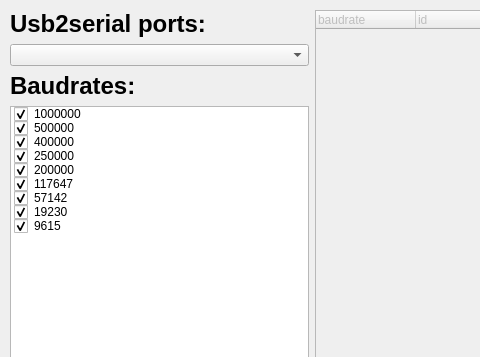
Above: pypot/tools/herborist/herborist.ui from poppy-project/pypot before the change; both pictures show x 0 to 480 and y 0 to 357 of the 1024 by 768 pixel window. Below: the same form after it.
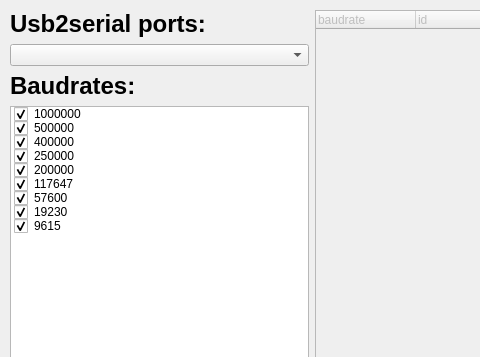
That is the form after the change.

Commit message: Fix a baud rate issue with the USB2AX (we now use 57600 instead of 57142).

```diff
--- a/pypot/tools/herborist/herborist.ui
+++ b/pypot/tools/herborist/herborist.ui
@@ -133,7 +133,7 @@
          </item>
          <item>
           <property name="text">
-           <string>57142</string>
+           <string>57600</string>
           </property>
           <property name="checkState">
            <enum>Checked</enum>
```
Left out of the diff: 2 changed lines with no effect on the pictures. The commit also changes 2 other files.
